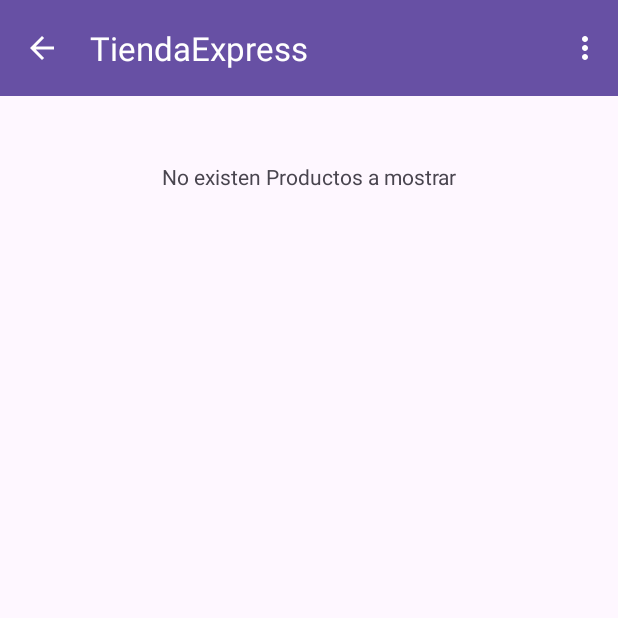
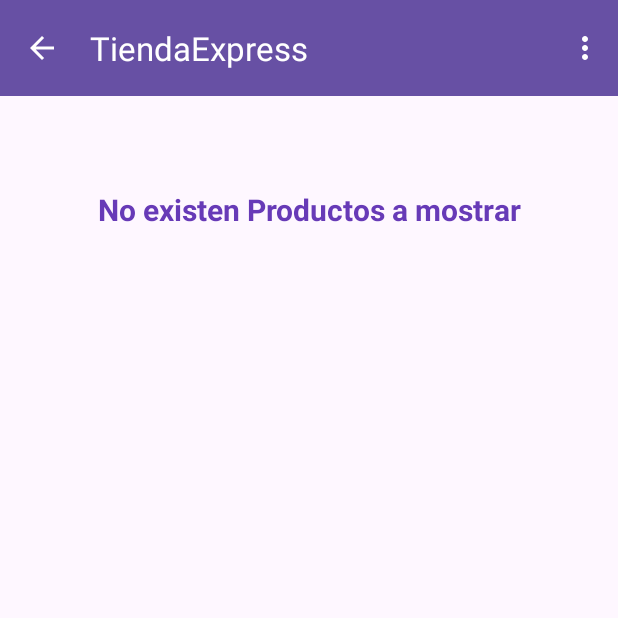
Before and after one commit to gibinaghi/app_android, an Android app: the ProductoStockMinimoActivity screen opened directly, with no data from a screen before it, on a phone screen of 412 x 824 dp, the top half of it. Run offline under Robolectric (Android 15) with nearby library versions, the phone set to English and light mode, and no system bars; libraries missing offline, so code that uses them is left out: com.auth0.android; 1 statement that could not run was skipped.

Commit message:
mejoras en estilos, quitar comentarios

```diff
--- a/app/src/main/java/com/example/trabajofinal/MenuActivity.java
+++ b/app/src/main/java/com/example/trabajofinal/MenuActivity.java
@@ -45,7 +45,6 @@ public class MenuActivity extends AppCompatActivity {
         return super.onCreateOptionsMenu(menu);
     }
 
-
     @Override
     public boolean onOptionsItemSelected(MenuItem item) {
         if (item.getItemId() == R.id.item_login){
@@ -56,7 +55,6 @@ public class MenuActivity extends AppCompatActivity {
         return super.onOptionsItemSelected(item);
     }
 
-    //public void loginWithBrowser(View v){
     public void loginWithBrowser(){
         Callback<Credentials, AuthenticationException> callback = new Callback<Credentials, AuthenticationException>() {
             @Override
@@ -76,7 +74,6 @@ public class MenuActivity extends AppCompatActivity {
                 .start(this, callback);
     }
 
-    //public void logout(View v){
     public void logout(){
         Callback<Void, AuthenticationException> logoutCallback = new Callback<Void, AuthenticationException>() {
             @Override
--- a/app/src/main/java/com/example/trabajofinal/MyAdaptadorProductoMinimo.java
+++ b/app/src/main/java/com/example/trabajofinal/MyAdaptadorProductoMinimo.java
@@ -46,19 +46,17 @@ public class MyAdaptadorProductoMinimo extends ArrayAdapter<Producto> {
         TextView descripcion = (TextView) convertView.findViewById(R.id.tvDescripcion);
         TextView detalle = (TextView) convertView.findViewById(R.id.tvdetalle);
 
-
         // Lead actual.
         Producto p = getItem(position);
 
         // Setup.
         nombre.setText("Nombre: " + p.getNombre());
-        descripcion.setText("Descripción:" +p.getDescripcion());
-        detalle.setText("Talle: " +p.getTalle()+" Stock minimo:" + p.getStockMinimo() + " Stock: " + p.getStock());
+        descripcion.setText("Descripción: " +p.getDescripcion());
+        detalle.setText("Talle: " +(!p.getTalle().equals("") ? p.getTalle() : "S/T")+" - Stock minimo: " + p.getStockMinimo() + " - Stock: " + p.getStock());
 
         productoDataSource=new ProductoDataSource(getContext());
         productoDataSource.open();
 
         return convertView;
     }
-
 }
--- a/app/src/main/java/com/example/trabajofinal/ProductoAltaModificacion.java
+++ b/app/src/main/java/com/example/trabajofinal/ProductoAltaModificacion.java
@@ -29,6 +29,7 @@ public class ProductoAltaModificacion extends AppCompatActivity {
     private Toolbar toolbar;
     Button btnBoton;
     Producto prod;
+
     @Override
     protected void onCreate(Bundle savedInstanceState) {
         super.onCreate(savedInstanceState);
--- a/app/src/main/res/layout/activity_crudproductos.xml
+++ b/app/src/main/res/layout/activity_crudproductos.xml
@@ -27,11 +27,13 @@
         android:layout_width="wrap_content"
         android:layout_height="wrap_content"
         android:text="@string/noexistencia"
+        android:textColor="#673AB7"
+        android:textSize="20sp"
+        android:textStyle="bold"
         app:layout_constraintBottom_toTopOf="@+id/listView"
         app:layout_constraintEnd_toEndOf="parent"
         app:layout_constraintStart_toStartOf="parent"
-        app:layout_constraintTop_toBottomOf="@+id/toolbar"
-        />
+        app:layout_constraintTop_toBottomOf="@+id/toolbar" />
 
 
 </androidx.constraintlayout.widget.ConstraintLayout>
--- a/app/src/main/res/layout/activity_producto_stock_minimo.xml
+++ b/app/src/main/res/layout/activity_producto_stock_minimo.xml
@@ -13,8 +13,9 @@
         android:layout_height="546dp"
         app:layout_constraintBottom_toBottomOf="parent"
         app:layout_constraintEnd_toEndOf="parent"
+        app:layout_constraintHorizontal_bias="0.516"
         app:layout_constraintStart_toStartOf="parent"
-        app:layout_constraintTop_toBottomOf="@+id/toolbar" />
+        app:layout_constraintTop_toBottomOf="@+id/noexiste" />
 
     <include
         android:id="@+id/toolbar"
@@ -27,11 +28,13 @@
         android:layout_width="wrap_content"
         android:layout_height="wrap_content"
         android:text="@string/noexistencia"
+        android:textColor="#673AB7"
+        android:textSize="20sp"
+        android:textStyle="bold"
         app:layout_constraintBottom_toTopOf="@+id/listView"
         app:layout_constraintEnd_toEndOf="parent"
         app:layout_constraintStart_toStartOf="parent"
-        app:layout_constraintTop_toBottomOf="@+id/toolbar"
-        />
+        app:layout_constraintTop_toBottomOf="@+id/toolbar" />
 
 
 </androidx.constraintlayout.widget.ConstraintLayout>
```
Also changed, not shown: app/src/main/java/com/example/trabajofinal/CRUDProductos.java (+1 -6 lines), app/src/main/java/com/example/trabajofinal/MainActivity.java (+1 -6 lines), app/src/main/java/com/example/trabajofinal/MyAdaptadorProductos.java (+2 -5 lines), app/src/main/java/com/example/trabajofinal/ProductoDataSource.java (+5 -5 lines), app/src/main/java/com/example/trabajofinal/ProductoStockMinimoActivity.java (+2 -8 lines).
